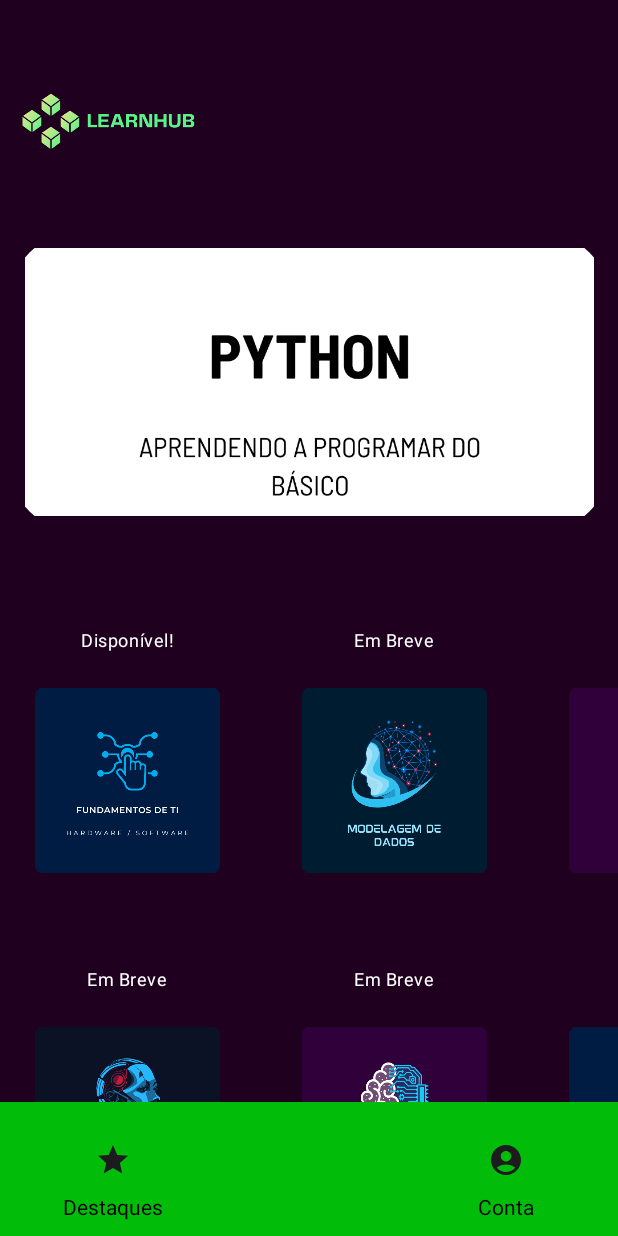
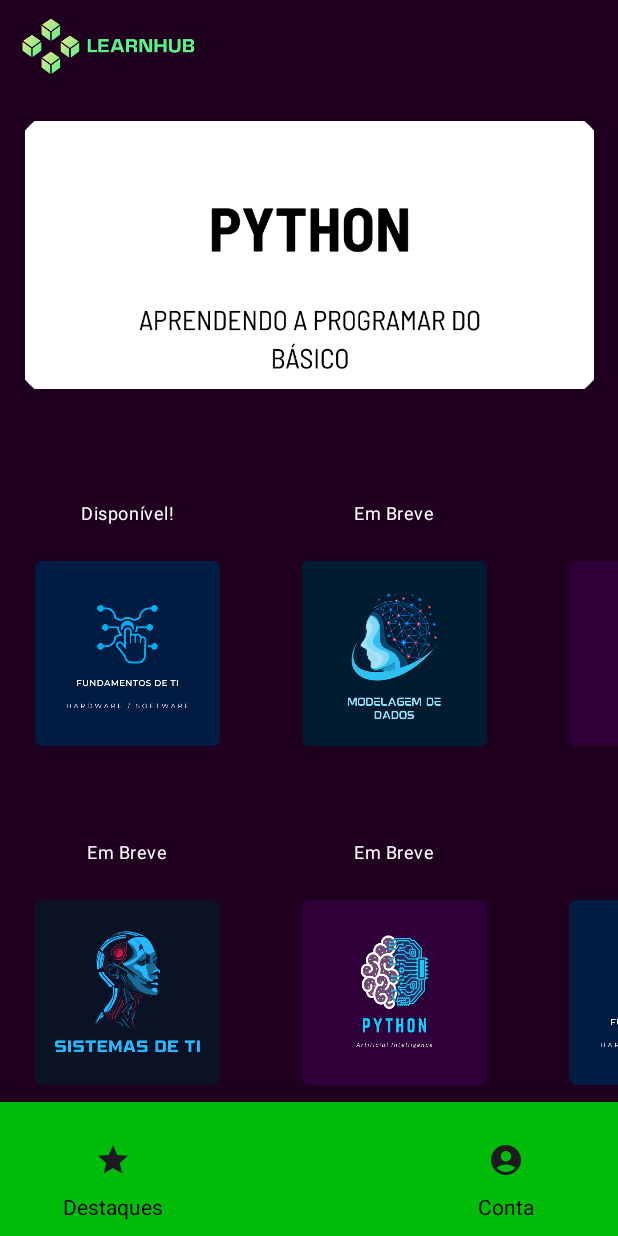
Before and after one commit to Mouthlolses/app_learnhub, an Android app built with Jetpack Compose: the screen it shows after launch (MainActivity), on a phone screen of 412 x 824 dp. Run offline under Robolectric (Android 15) with nearby library versions, the phone set to English and light mode, and no system bars.

Commit message:
new add details UI

```diff
--- a/app/src/main/java/com/example/app_aprendi_v2/MainActivity.kt
+++ b/app/src/main/java/com/example/app_aprendi_v2/MainActivity.kt
@@ -16,6 +16,7 @@ import androidx.compose.foundation.background
 import androidx.compose.foundation.clickable
 import androidx.compose.foundation.horizontalScroll
 import androidx.compose.foundation.layout.Arrangement
+import androidx.compose.foundation.layout.Box
 import androidx.compose.foundation.layout.Column
 import androidx.compose.foundation.layout.PaddingValues
 import androidx.compose.foundation.layout.Row
@@ -24,6 +25,7 @@ import androidx.compose.foundation.layout.aspectRatio
 import androidx.compose.foundation.layout.fillMaxSize
 import androidx.compose.foundation.layout.fillMaxWidth
 import androidx.compose.foundation.layout.height
+import androidx.compose.foundation.layout.offset
 import androidx.compose.foundation.layout.padding
 import androidx.compose.foundation.layout.size
 import androidx.compose.foundation.layout.width
@@ -52,6 +54,7 @@ import androidx.compose.runtime.setValue
 import androidx.compose.ui.Alignment
 import androidx.compose.ui.Modifier
 import androidx.compose.ui.draw.clip
+import androidx.compose.ui.draw.clipToBounds
 import androidx.compose.ui.graphics.Color
 import androidx.compose.ui.layout.ContentScale
 import androidx.compose.ui.platform.LocalContext
@@ -103,23 +106,28 @@ class MainActivity : ComponentActivity() {
                     .padding(paddingValues)
                     .padding(0.dp),
             ) {
-                Spacer(modifier = Modifier.height(0.dp))
-
                 Row(
                     modifier = Modifier
-                        .fillMaxWidth()
-                        .padding(start = 0.dp, end = 4.dp) // Adjustment padding
+                        .width(160.dp)
+                        .height(50.dp)
+                        .padding(start = 0.dp, end = 10.dp) // Adjustment padding
                 ) {
-                    Image(
-                        painter = painterResource(id = R.drawable.logomarcagrand),
-                        contentDescription = null,
+                    Box(
                         modifier = Modifier
-                            .size(150.dp)
-                            .align(Alignment.CenterVertically),
-                        contentScale = ContentScale.Crop
-                    )
+                            .fillMaxSize()
+                            .clipToBounds()
+                    ) {
+                        Image(
+                            painter = painterResource(id = R.drawable.logomarcagrand),
+                            contentDescription = null,
+                            modifier = Modifier
+                                .size(500.dp)
+                                .align(Alignment.Center),
+                            contentScale = ContentScale.Crop
+                        )
+                    }
                 }
-
+                Spacer(modifier = Modifier.height(15.dp))
                 Column(
                     modifier = Modifier
                         .fillMaxSize()
```
